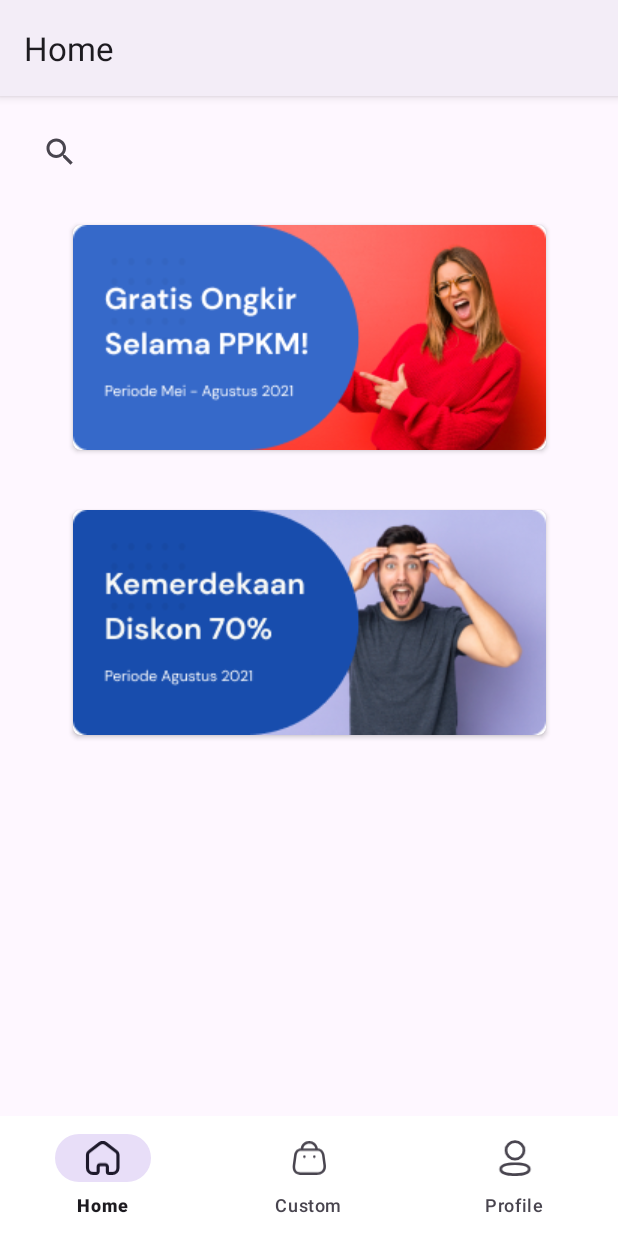
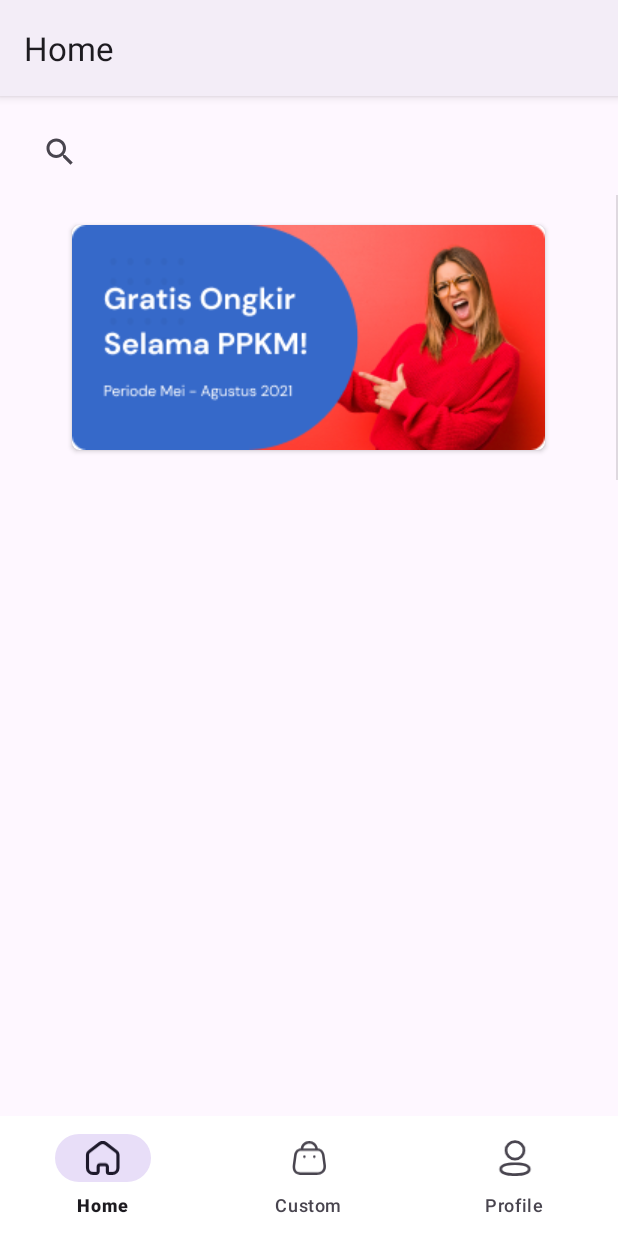
Before and after one commit to ArfanRahmanYudiantoro/Furniplan, an Android app built with Jetpack Compose: the HomeFragment screen opened directly, with no data from a screen before it, on a phone screen of 412 x 824 dp. Run offline under Robolectric (Android 15) with nearby library versions, the phone set to English and light mode, and no system bars; our stand-ins replace navigation-ui.

Commit message:
ubah recycler view banner pake cara modul

```diff
--- a/app/src/main/java/com/celtic/furniplan/DashboardActivity.kt
+++ b/app/src/main/java/com/celtic/furniplan/DashboardActivity.kt
@@ -31,6 +31,5 @@ class DashboardActivity : AppCompatActivity() {
         )
         setupActionBarWithNavController(navController, appBarConfiguration)
         bottomNavigationView.setupWithNavController(navController)
-
     }
 }
--- a/app/src/main/java/com/celtic/furniplan/ui/home/HomeAdapter.kt
+++ b/app/src/main/java/com/celtic/furniplan/ui/home/HomeAdapter.kt
@@ -1,35 +1,31 @@
 package com.celtic.furniplan.ui.home
 
 import android.view.LayoutInflater
-import android.view.View
 import android.view.ViewGroup
-import android.widget.ImageView
 import androidx.recyclerview.widget.RecyclerView
-import com.celtic.furniplan.R
 import com.celtic.furniplan.databinding.BannerItemBinding
 import com.celtic.furniplan.model.Banner
 
-class HomeAdapter(private val bannerlist: List<Banner>) :
-    RecyclerView.Adapter<HomeAdapter.ViewHolder>() {
+class HomeAdapter(private val data: List<Banner>) : RecyclerView.Adapter<HomeAdapter.ViewHolder>() {
+    class ViewHolder(
+        private val binding: BannerItemBinding
+    ) : RecyclerView.ViewHolder(binding.root) {
+        fun bind(banner: Banner) = with(binding) {
+            bannerImageView.setImageResource(banner.imageEvent)
+        }
+    }
 
-    // This method creates a new ViewHolder object for each item in the RecyclerView
     override fun onCreateViewHolder(parent: ViewGroup, viewType: Int): ViewHolder {
-        // Inflate the layout for each item and return a new ViewHolder object
-        val itemView =
-            LayoutInflater.from(parent.context).inflate(R.layout.banner_item, parent, false)
-        return ViewHolder(itemView)
+        val inflater = LayoutInflater.from(parent.context)
+        val binding = BannerItemBinding.inflate(inflater, parent, false)
+        return ViewHolder(binding)
     }
 
     override fun getItemCount(): Int {
-        return bannerlist.size
+        return data.size
     }
 
     override fun onBindViewHolder(holder: ViewHolder, position: Int) {
-        val currentBanner = bannerlist[position]
-        holder.banner.setImageResource(currentBanner.imageEvent)
-    }
-
-    class ViewHolder(itemView: View) : RecyclerView.ViewHolder(itemView) {
-        val banner: ImageView = itemView.findViewById(R.id.banner_image_view)
+        holder.bind(data[position])
     }
 }
--- a/app/src/main/java/com/celtic/furniplan/ui/home/HomeFragment.kt
+++ b/app/src/main/java/com/celtic/furniplan/ui/home/HomeFragment.kt
@@ -1,38 +1,17 @@
 package com.celtic.furniplan.ui.home
 
 import android.os.Bundle
-import android.provider.SyncStateContract
-import android.util.Log
 import android.view.LayoutInflater
 import android.view.View
 import android.view.ViewGroup
-import android.widget.Adapter
 import androidx.fragment.app.Fragment
-import androidx.recyclerview.widget.LinearLayoutManager
+import androidx.recyclerview.widget.DividerItemDecoration
 import androidx.recyclerview.widget.RecyclerView
-import com.celtic.furniplan.R
 import com.celtic.furniplan.databinding.FragmentHomeBinding
-import com.celtic.furniplan.model.Banner
 import com.celtic.furniplan.model.Banners.getBannerData
 
-// TODO: Rename parameter arguments, choose names that match
-// the fragment initialization parameters, e.g. ARG_ITEM_NUMBER
-private const val ARG_PARAM1 = "param1"
-private const val ARG_PARAM2 = "param2"
-
-class HomeFragment : Fragment() {
+class HomeFragment: Fragment() {
     private lateinit var binding: FragmentHomeBinding
-
-    // TODO: Rename and change types of parameters
-    private var param1: String? = null
-    private var param2: String? = null
-    override fun onCreate(savedInstanceState: Bundle?) {
-        super.onCreate(savedInstanceState)
-        arguments?.let {
-            param1 = it.getString(ARG_PARAM1)
-            param2 = it.getString(ARG_PARAM2)
-        }
-    }
 
     override fun onCreateView(
         inflater: LayoutInflater,
@@ -42,44 +21,15 @@ class HomeFragment : Fragment() {
         binding = FragmentHomeBinding.inflate(layoutInflater, container, false)
         return binding.root
 
-        Log.d("Dashboard Activity", "Jumlah data: " + getBannerData().size)
-    }
-
-    companion object {
-        /**
-         * Use this factory method to create a new instance of
-         * this fragment using the provided parameters.
-         *
-         * @param param1 Parameter 1.
-         * @param param2 Parameter 2.
-         * @return A new instance of fragment FirstFragment.
-         */
-        // TODO: Rename and change types and number of parameters
-        @JvmStatic
-        fun newInstance(param1: String, param2: String) =
-            HomeFragment().apply {
-                arguments = Bundle().apply {
-                    putString(ARG_PARAM1, param1)
-                    putString(ARG_PARAM2, param2)
-                }
-            }
     }
 
     override fun onViewCreated(view: View, savedInstanceState: Bundle?) {
         super.onViewCreated(view, savedInstanceState)
-// getting the employeelist
-        val employelist = getBannerData()
 
-        // Assign employeelist to ItemAdapter
-        val itemAdapter = HomeAdapter(employelist)
-
-        // Set the LayoutManager that
-        // this RecyclerView will use.
-        val recyclerView: RecyclerView = view.findViewById(R.id.bannerRecyclerView)
-        recyclerView.layoutManager = LinearLayoutManager(context)
-
-        // adapter instance is set to the
-        // recyclerview to inflate the items.
-        recyclerView.adapter = itemAdapter
+        with(binding.bannerRecyclerView){
+            addItemDecoration(DividerItemDecoration(context, RecyclerView.HORIZONTAL))
+            adapter = HomeAdapter(getBannerData())
+            setHasFixedSize(true)
+        }
     }
 }
--- a/app/src/main/res/layout/banner_item.xml
+++ b/app/src/main/res/layout/banner_item.xml
@@ -14,10 +14,8 @@
         app:cardCornerRadius="5dp"
         app:layout_constraintBottom_toBottomOf="parent"
         app:layout_constraintEnd_toEndOf="parent"
-        app:layout_constraintHorizontal_bias="0.5"
         app:layout_constraintStart_toStartOf="parent"
         app:layout_constraintTop_toTopOf="parent"
-        app:layout_constraintVertical_bias="0.5"
         tools:ignore="MissingConstraints">
 
         <ImageView
--- a/app/src/main/res/layout/fragment_home.xml
+++ b/app/src/main/res/layout/fragment_home.xml
@@ -18,9 +18,10 @@
 
     <androidx.recyclerview.widget.RecyclerView
         android:id="@+id/bannerRecyclerView"
-        android:layout_width="0dp"
+        android:layout_width="wrap_content"
         android:layout_height="wrap_content"
         android:layout_marginTop="8dp"
+        android:orientation="horizontal"
         app:layout_constraintEnd_toEndOf="parent"
         app:layout_constraintStart_toStartOf="parent"
         app:layout_constraintTop_toBottomOf="@+id/searchBar"
```
